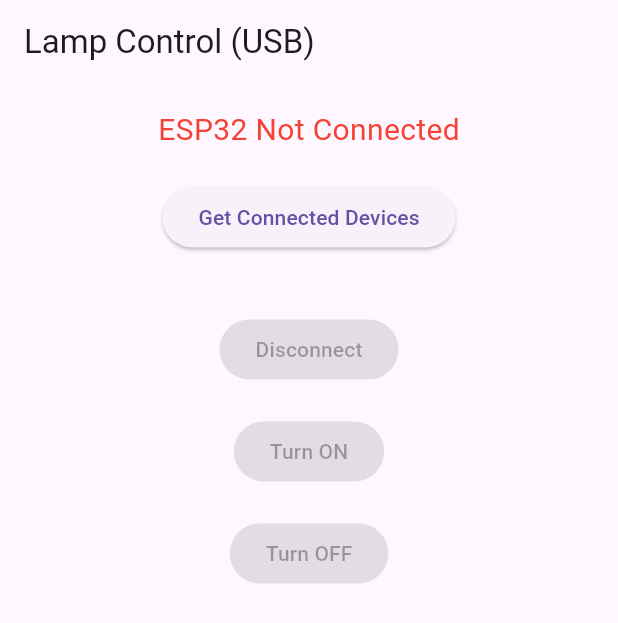
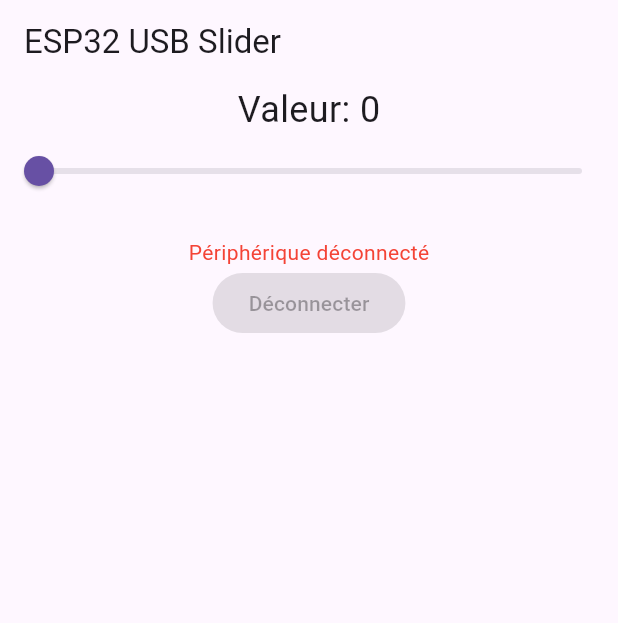
Before and after one commit to SkylabYnov/skylab-mobile, a Flutter app: the screen it shows after launch, on a phone screen of 412 x 824 dp. Shown: the top 623 px of the screen. Run offline on Flutter 3.47's test engine with Material 3 defaults, Android fonts, the light colour scheme and no system bars; missing offline and left inert: flutter_serial_communication.

```diff
--- a/lib/main.dart
+++ b/lib/main.dart
@@ -4,45 +4,46 @@
 import 'package:flutter_serial_communication/flutter_serial_communication.dart';
 import 'package:flutter_serial_communication/models/device_info.dart';
 
-void main() => runApp(const LampControlApp());
+void main() {
+  runApp(MyApp());
+}
 
-class LampControlApp extends StatelessWidget {
-  const LampControlApp({super.key});
-
+class MyApp extends StatelessWidget {
   @override
   Widget build(BuildContext context) {
-    return const MaterialApp(
-      home: LampControlPage(),
+    return MaterialApp(
+      title: 'ESP32 USB Slider',
+      theme: ThemeData(
+        primarySwatch: Colors.blue,
+      ),
+      home: SliderPage(),
     );
   }
 }
 
-class LampControlPage extends StatefulWidget {
-  const LampControlPage({super.key});
-
+class SliderPage extends StatefulWidget {
   @override
-  _LampControlPageState createState() => _LampControlPageState();
+  _SliderPageState createState() => _SliderPageState();
 }
 
-class _LampControlPageState extends State<LampControlPage> {
+class _SliderPageState extends State<SliderPage> {
   final FlutterSerialCommunication _serialCommunication = FlutterSerialCommunication();
+  List<DeviceInfo> connectedDevices = [];
   bool isConnected = false;
-  List<DeviceInfo> connectedDevices = [];
+  double _sliderValue = 0;
   List<String> receivedMessages = [];
 
   @override
   void initState() {
     super.initState();
 
+    // Listener for incoming messages
     _serialCommunication
         .getSerialMessageListener()
         .receiveBroadcastStream()
         .listen((event) {
       try {
         final String message = String.fromCharCodes(event);
-        if (message.startsWith("LOG:")) {
-          return;
-        }
         setState(() {
           receivedMessages.add(message);
         });
@@ -51,7 +52,7 @@
       }
     });
 
-
+    // Listener for device connection status
     _serialCommunication
         .getDeviceConnectionListener()
         .receiveBroadcastStream()
@@ -60,6 +61,8 @@
         isConnected = event;
       });
     });
+
+    _getAllConnectedDevices();
   }
 
   Future<void> _getAllConnectedDevices() async {
@@ -67,6 +70,12 @@
     setState(() {
       connectedDevices = devices;
     });
+
+    if (connectedDevices.isNotEmpty) {
+      await _connectDevice(connectedDevices.first);
+    } else {
+      debugPrint("Aucun périphérique connecté.");
+    }
   }
 
   Future<void> _connectDevice(DeviceInfo deviceInfo) async {
@@ -87,66 +96,64 @@
     debugPrint("Command ($command) sent successfully: $success");
   }
 
+  Future<void> _sendValueToESP32(int value) async {
+    await _sendCommand(value.toString());
+  }
+
+  @override
+  void dispose() {
+    _disconnectDevice();
+    super.dispose();
+  }
+
   @override
   Widget build(BuildContext context) {
     return Scaffold(
       appBar: AppBar(
-        title: const Text('Lamp Control (USB)'),
+        title: Text('ESP32 USB Slider'),
       ),
-      body: Padding(
-        padding: const EdgeInsets.all(16.0),
-        child: Column(
-          mainAxisAlignment: MainAxisAlignment.start,
+      body: Column(
+        mainAxisAlignment: MainAxisAlignment.center,
         children: [
           Text(
-              isConnected ? 'ESP32 Connected' : 'ESP32 Not Connected',
-              style: TextStyle(fontSize: 20, color: isConnected ? Colors.green : Colors.red),
+            'Valeur: ${_sliderValue.toInt()}',
+            style: TextStyle(fontSize: 24),
           ),
-            const SizedBox(height: 20),
-            ElevatedButton(
-              onPressed: _getAllConnectedDevices,
-              child: const Text("Get Connected Devices"),
+          Slider(
+            value: _sliderValue,
+            min: 0,
+            max: 1023,
+            divisions: 1023,
+            label: _sliderValue.toInt().toString(),
+            onChanged: (value) {
+              setState(() {
+                _sliderValue = value;
+              });
+              _sendValueToESP32(value.toInt());
+            },
           ),
-            const SizedBox(height: 20),
-            ...connectedDevices.map((device) => Row(
-              children: [
-                Expanded(child: Text(device.productName)),
-                ElevatedButton(
-                  onPressed: () => _connectDevice(device),
-                  child: const Text("Connect"),
-                ),
-              ],
-            )),
-            const SizedBox(height: 20),
+          SizedBox(height: 20),
+          isConnected
+              ? Text("Périphérique connecté", style: TextStyle(color: Colors.green))
+              : Text("Périphérique déconnecté", style: TextStyle(color: Colors.red)),
           ElevatedButton(
             onPressed: isConnected ? _disconnectDevice : null,
-              child: const Text("Disconnect"),
+            child: Text("Déconnecter"),
           ),
-            const SizedBox(height: 20),
-            ElevatedButton(
-              onPressed: isConnected ? () => _sendCommand("ON") : null,
-              child: const Text("Turn ON"),
-            ),
-            const SizedBox(height: 20),
-            ElevatedButton(
-              onPressed: isConnected ? () => _sendCommand("OFF") : null,
-              child: const Text("Turn OFF"),
-            ),
-            const SizedBox(height: 20),
+          SizedBox(height: 20),
           Expanded(
             child: ListView.builder(
               itemCount: receivedMessages.length,
               itemBuilder: (context, index) {
                 return Text(
                   receivedMessages[index],
-                    style: const TextStyle(fontSize: 16),
+                  style: TextStyle(fontSize: 16),
                 );
               },
             ),
           ),
         ],
       ),
-      ),
     );
   }
 }
```
Lines whose indentation alone changed are shown as unchanged.
